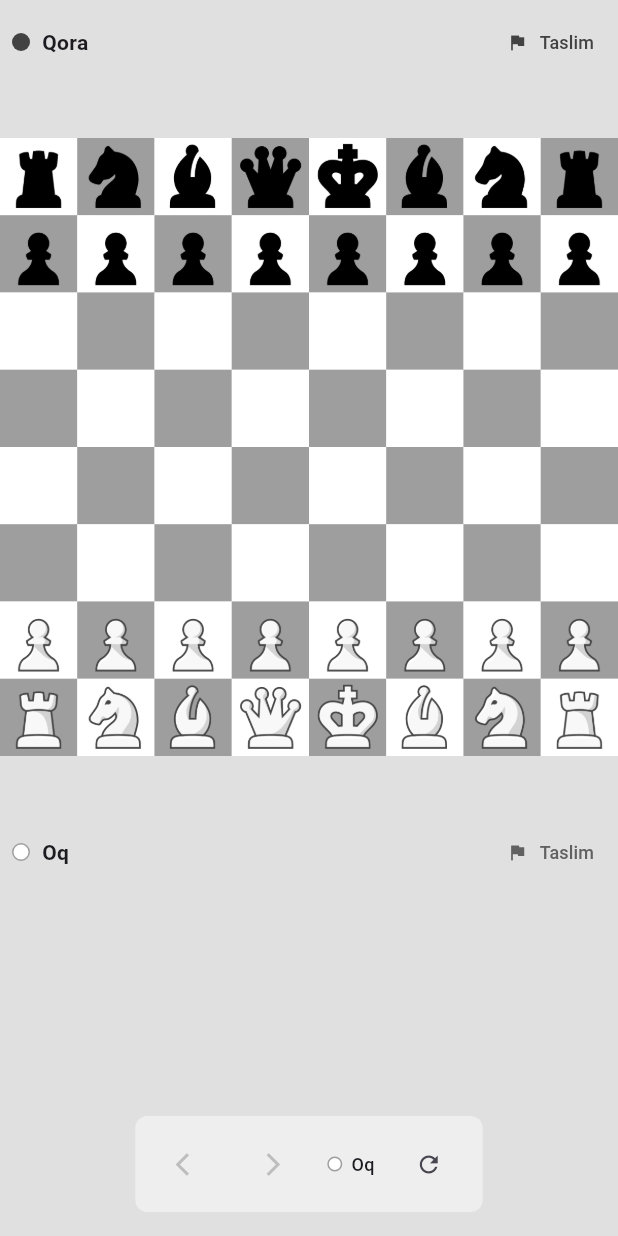
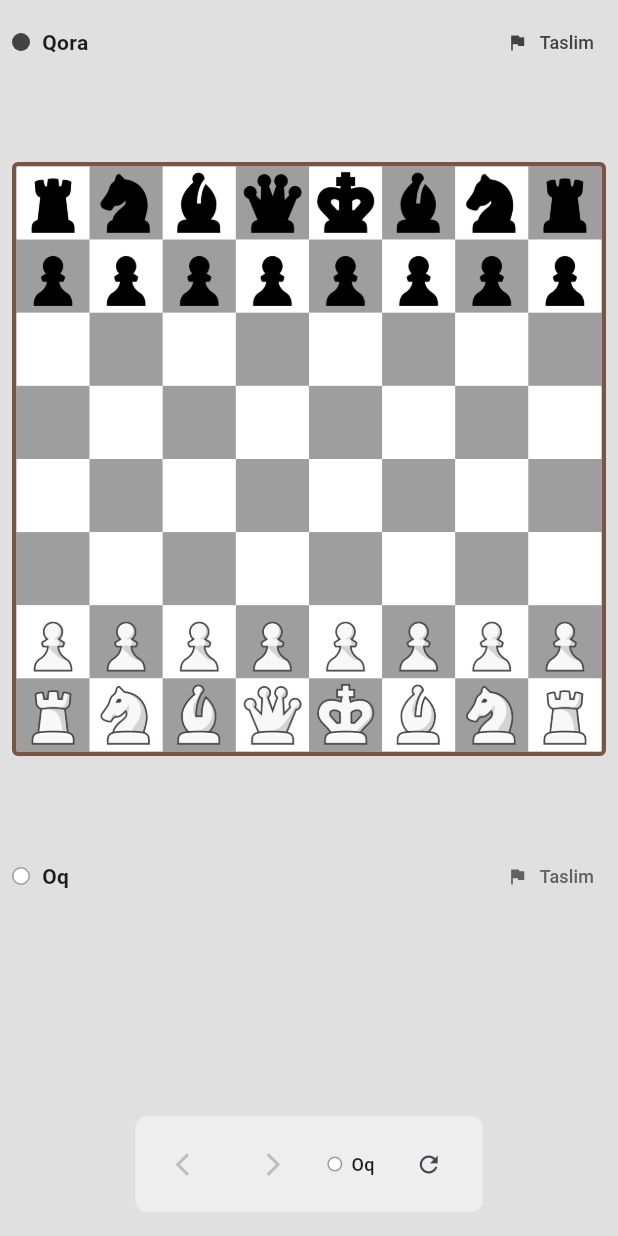
Before and after one commit to ndev-ai/chess, a Flutter app: the screen it shows after launch, on a phone screen of 412 x 824 dp. Run offline on Flutter 3.47's test engine with Material 3 defaults, Android fonts, the phone set to English and light mode, and no system bars.

Commit message:
fix: UI yaxshilash - dead pieces kattaroq, board markazda
- DeadPiece o'lchami 40x40 px qilindi
- DeadPiece ga shadow qo'shildi
- Board atrofiga jigarrang border qo'shildi
- Board horizontal padding bilan markazlashtirildi
- Dead pieces balandligi 44px ga oshirildi

```diff
--- a/lib/gameBoard.dart
+++ b/lib/gameBoard.dart
@@ -1070,7 +1070,9 @@ class _BoardGameState extends State<BoardGame> {
             ),
             // Qora tomondan olingan donalar (oq donalar)
             SizedBox(
-              height: 32,
+              height: 44,
+              child: Padding(
+                padding: const EdgeInsets.symmetric(horizontal: 8),
                 child: ListView.builder(
                   scrollDirection: Axis.horizontal,
                   itemCount: whitePiecesTaken.length,
@@ -1080,10 +1082,18 @@ class _BoardGameState extends State<BoardGame> {
                   ),
                 ),
               ),
-            const SizedBox(height: 4),
-            // Shaxmat taxtasi
-            AspectRatio(
+            ),
+            const SizedBox(height: 8),
+            // Shaxmat taxtasi - markazda
+            Padding(
+              padding: const EdgeInsets.symmetric(horizontal: 8),
+              child: AspectRatio(
                 aspectRatio: 1,
+                child: Container(
+                  decoration: BoxDecoration(
+                    border: Border.all(color: Colors.brown, width: 3),
+                    borderRadius: BorderRadius.circular(4),
+                  ),
                   child: GridView.builder(
                     physics: const NeverScrollableScrollPhysics(),
                     itemCount: 8 * 8,
@@ -1111,16 +1121,21 @@ class _BoardGameState extends State<BoardGame> {
                     },
                   ),
                 ),
-            const SizedBox(height: 4),
+              ),
+            ),
+            const SizedBox(height: 8),
             // Oq tomondan olingan donalar (qora donalar)
             SizedBox(
-              height: 32,
+              height: 44,
+              child: Padding(
+                padding: const EdgeInsets.symmetric(horizontal: 8),
                 child: ListView.builder(
                   scrollDirection: Axis.horizontal,
                   itemCount: blackPiecesTaken.length,
                   itemBuilder: (context, index) => DeadPiece(
                     imagePath: blackPiecesTaken[index].imagePath,
                     isWhite: false,
+                  ),
                 ),
               ),
             ),
```
Also changed, not shown: lib/components/dead_piece.dart (+17 -5 lines). Lines whose indentation alone changed are shown as unchanged.
